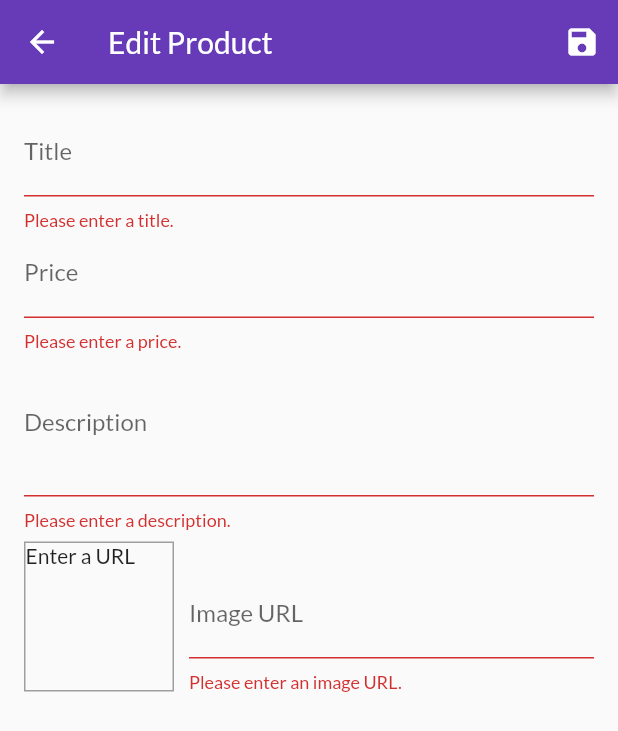
After one commit to DanKheadies/amfd_shop_app, a Flutter app: the EditProductScreen screen opened by its route, after a tap on the "save" icon, on a phone screen of 412 x 824 dp. The commit adds this screen. Shown: the top 731 px of the screen. Run offline on Flutter 3.47's test engine with Material 2 defaults, Android fonts, the phone set to English and light mode, and no system bars; network calls fail.

Commit message:
S9 Shop App's user input & forms complete

```diff
--- a/lib/main.dart
+++ b/lib/main.dart
@@ -5,9 +5,11 @@ import './providers/cart.dart';
 import './providers/orders.dart';
 import './providers/products.dart';
 import './screens/cart_screen.dart';
+import './screens/edit_product_screen.dart';
 import './screens/orders_screen.dart';
 import './screens/product_detail_screen.dart';
 import './screens/products_overview_screen.dart';
+import './screens/user_products_screen.dart';
 
 void main() => runApp(MyApp());
 
@@ -36,8 +38,10 @@ class MyApp extends StatelessWidget {
         home: ProductsOverviewScreen(),
         routes: {
           CartScreen.routeName: (ctx) => CartScreen(),
+          EditProductScreen.routeName: (ctx) => EditProductScreen(),
           OrdersScreen.routeName: (ctx) => OrdersScreen(),
           ProductDetailScreen.routeName: (ctx) => ProductDetailScreen(),
+          UserProductsScreen.routeName: (ctx) => UserProductsScreen(),
         },
       ),
     );
--- a/lib/providers/products.dart
+++ b/lib/providers/products.dart
@@ -69,8 +69,32 @@ class Products with ChangeNotifier {
   //   notifyListeners();
   // }
 
-  void addProduct() {
-    // _items.add(value);
+  void addProduct(Product product) {
+    final newProduct = Product(
+      title: product.title,
+      description: product.description,
+      price: product.price,
+      imageUrl: product.imageUrl,
+      id: DateTime.now().toString(),
+      isFavorite: false,
+    );
+    _items.add(newProduct);
+    // _items.insert(0, newProduct); // at the start of the list
+    notifyListeners();
+  }
+
+  void updateProduct(String id, Product newProduct) {
+    final prodIndex = _items.indexWhere((prod) => prod.id == id);
+    if (prodIndex >= 0) {
+      _items[prodIndex] = newProduct;
+      notifyListeners();
+    } else {
+      print('...');
+    }
+  }
+
+  void deleteProduct(String id) {
+    _items.removeWhere((prod) => prod.id == id);
     notifyListeners();
   }
 }
--- /dev/null
+++ b/lib/screens/edit_product_screen.dart
@@ -0,0 +1,286 @@
+import 'package:flutter/material.dart';
+import 'package:provider/provider.dart';
+
+import '../providers/product.dart';
+import '../providers/products.dart';
+
+class EditProductScreen extends StatefulWidget {
+  static const routeName = '/edit-product';
+
+  @override
+  _EditProductScreenState createState() => _EditProductScreenState();
+}
+
+class _EditProductScreenState extends State<EditProductScreen> {
+  final _priceFocusNode = FocusNode();
+  // final _descriptionFocusNode = FocusNode();
+  final _imageUrlController = TextEditingController();
+  final _imageUrlFocusNode = FocusNode();
+  final _form = GlobalKey<FormState>();
+  var _editedProduct = Product(
+    id: null,
+    title: '',
+    price: 0,
+    description: '',
+    imageUrl: '',
+    isFavorite: false,
+  );
+  var _initValues = {
+    'title': '',
+    'description': '',
+    'price': '',
+    'imageUrl': '',
+    'isFavorite': '',
+  };
+  var _isInit = true;
+
+  @override
+  void initState() {
+    _imageUrlFocusNode.addListener(_updateImageUrl);
+    super.initState();
+  }
+
+  @override
+  void didChangeDependencies() {
+    if (_isInit) {
+      final productId = ModalRoute.of(context).settings.arguments as String;
+      if (productId != null) {
+        _editedProduct =
+            Provider.of<Products>(context, listen: false).findById(productId);
+        _initValues = {
+          'title': _editedProduct.title,
+          'description': _editedProduct.description,
+          'price': _editedProduct.price.toString(),
+          // 'imageUrl': _editedProduct.imageUrl,
+          'imageUrl': '',
+          'isFavorite': '',
+        };
+        _imageUrlController.text = _editedProduct.imageUrl;
+      }
+    }
+    _isInit = false;
+    super.didChangeDependencies();
+  }
+
+  @override
+  void dispose() {
+    _imageUrlFocusNode.removeListener(_updateImageUrl);
+    _priceFocusNode.dispose();
+    // _descriptionFocusNode.dispose();
+    _imageUrlController.dispose();
+    _imageUrlFocusNode.dispose();
+    super.dispose();
+  }
+
+  void _updateImageUrl() {
+    if (!_imageUrlFocusNode.hasFocus) {
+      if (!_imageUrlController.text.startsWith('http') &&
+          !_imageUrlController.text.startsWith('https')) {
+        return;
+      }
+      setState(() {});
+    }
+  }
+
+  void _saveForm() {
+    final isValid = _form.currentState.validate();
+    if (!isValid) {
+      return;
+    }
+    _form.currentState.save();
+    if (_editedProduct.id != null) {
+      Provider.of<Products>(
+        context,
+        listen: false,
+      ).updateProduct(_editedProduct.id, _editedProduct);
+    } else {
+      Provider.of<Products>(
+        context,
+        listen: false,
+      ).addProduct(_editedProduct);
+    }
+    Navigator.of(context).pop();
+  }
+
+  @override
+  Widget build(BuildContext context) {
+    return Scaffold(
+      appBar: AppBar(
+        title: Text('Edit Product'),
+        actions: <Widget>[
+          IconButton(
+            icon: Icon(Icons.save),
+            onPressed: _saveForm,
+          ),
+        ],
+      ),
+      body: Padding(
+        padding: EdgeInsets.all(16),
+        child: Form(
+          key: _form,
+          child: ListView(
+            children: <Widget>[
+              TextFormField(
+                initialValue: _initValues['title'],
+                decoration: InputDecoration(
+                  labelText: 'Title',
+                ),
+                textInputAction: TextInputAction.next,
+                onFieldSubmitted: (_) {
+                  FocusScope.of(context).requestFocus(_priceFocusNode);
+                },
+                validator: (value) {
+                  if (value.isEmpty) {
+                    return 'Please enter a title.';
+                  }
+                  return null;
+                },
+                onSaved: (value) {
+                  _editedProduct = Product(
+                    title: value,
+                    price: _editedProduct.price,
+                    description: _editedProduct.description,
+                    imageUrl: _editedProduct.imageUrl,
+                    id: _editedProduct.id,
+                    isFavorite: _editedProduct.isFavorite,
+                  );
+                },
+              ),
+              TextFormField(
+                initialValue: _initValues['price'],
+                decoration: InputDecoration(
+                  labelText: 'Price',
+                ),
+                textInputAction: TextInputAction.next,
+                keyboardType: TextInputType.number,
+                focusNode: _priceFocusNode,
+                // onFieldSubmitted: (_) {
+                //   FocusScope.of(context).requestFocus(_descriptionFocusNode);
+                // },
+                validator: (value) {
+                  if (value.isEmpty) {
+                    return 'Please enter a price.';
+                  }
+                  if (double.tryParse(value) == null) {
+                    return 'Please enter a valid number.';
+                  }
+                  if (double.parse(value) <= 0) {
+                    return 'Please enter a number greater than zero.';
+                  }
+                  return null;
+                },
+                onSaved: (value) {
+                  _editedProduct = Product(
+                    title: _editedProduct.title,
+                    price: double.parse(value),
+                    description: _editedProduct.description,
+                    imageUrl: _editedProduct.imageUrl,
+                    id: _editedProduct.id,
+                    isFavorite: _editedProduct.isFavorite,
+                  );
+                },
+              ),
+              TextFormField(
+                initialValue: _initValues['description'],
+                decoration: InputDecoration(
+                  labelText: 'Description',
+                ),
+                maxLines: 3,
+                keyboardType: TextInputType.multiline,
+                // focusNode: _descriptionFocusNode,
+                validator: (value) {
+                  if (value.isEmpty) {
+                    return 'Please enter a description.';
+                  }
+                  if (value.length < 10) {
+                    return 'Please enter a 10+ character description.';
+                  }
+                  return null;
+                },
+                onSaved: (value) {
+                  _editedProduct = Product(
+                    title: _editedProduct.title,
+                    price: _editedProduct.price,
+                    description: value,
+                    imageUrl: _editedProduct.imageUrl,
+                    id: _editedProduct.id,
+                    isFavorite: _editedProduct.isFavorite,
+                  );
+                },
+              ),
+              Row(
+                crossAxisAlignment: CrossAxisAlignment.end,
+                children: <Widget>[
+                  Container(
+                    width: 100,
+                    height: 100,
+                    margin: EdgeInsets.only(
+                      top: 8,
+                      right: 10,
+                    ),
+                    decoration: BoxDecoration(
+                      border: Border.all(
+                        width: 1,
+                        color: Colors.grey,
+                      ),
+                    ),
+                    child: _imageUrlController.text.isEmpty
+                        ? Text('Enter a URL')
+                        : FittedBox(
+                            child: Image.network(
+                              _imageUrlController.text,
+                              fit: BoxFit.cover,
+                            ),
+                          ),
+                  ),
+                  Expanded(
+                    child: TextFormField(
+                      decoration: InputDecoration(
+                        labelText: 'Image URL',
+                      ),
+                      keyboardType: TextInputType.url,
+                      textInputAction: TextInputAction.done,
+                      controller: _imageUrlController,
+                      focusNode: _imageUrlFocusNode,
+                      onEditingComplete: () {
+                        setState(() {});
+                      },
+                      validator: (value) {
+                        if (value.isEmpty) {
+                          return 'Please enter an image URL.';
+                        }
+                        if (!value.startsWith('http') &&
+                            !value.startsWith('https')) {
+                          return 'Please enter a valid URL.';
+                        }
+                        // if (!value.endsWith('.png') &&
+                        //     !value.endsWith('.jpg') &&
+                        //     !value.endsWith('.jpeg')) {
+                        //   return 'Please enter a valid image URL.';
+                        // }
+                        return null;
+                      },
+                      onFieldSubmitted: (_) {
+                        _saveForm();
+                      },
+                      onSaved: (value) {
+                        _editedProduct = Product(
+                          title: _editedProduct.title,
+                          price: _editedProduct.price,
+                          description: _editedProduct.description,
+                          imageUrl: value,
+                          id: _editedProduct.id,
+                          isFavorite: _editedProduct.isFavorite,
+                        );
+                      },
+                    ),
+                  ),
+                ],
+              ),
+            ],
+          ),
+        ),
+      ),
+    );
+  }
+}
--- a/lib/widgets/app_drawer.dart
+++ b/lib/widgets/app_drawer.dart
@@ -1,6 +1,7 @@
 import 'package:flutter/material.dart';
 
 import '../screens/orders_screen.dart';
+import '../screens/user_products_screen.dart';
 
 class AppDrawer extends StatelessWidget {
   @override
@@ -31,6 +32,15 @@ class AppDrawer extends StatelessWidget {
                   .pushReplacementNamed(OrdersScreen.routeName);
             },
           ),
+          Divider(),
+          ListTile(
+            leading: Icon(Icons.edit),
+            title: Text('Manage Products'),
+            onTap: () {
+              Navigator.of(context)
+                  .pushReplacementNamed(UserProductsScreen.routeName);
+            },
+          ),
         ],
       ),
     );
```
Also changed, not shown: lib/providers/cart.dart (+20 -0 lines), lib/screens/user_products_screen.dart (added, +47 -0 lines), lib/widgets/cart_item.dart (+29 -0 lines), lib/widgets/product_item.dart (+18 -0 lines), lib/widgets/user_product_item.dart (added, +47 -0 lines).
